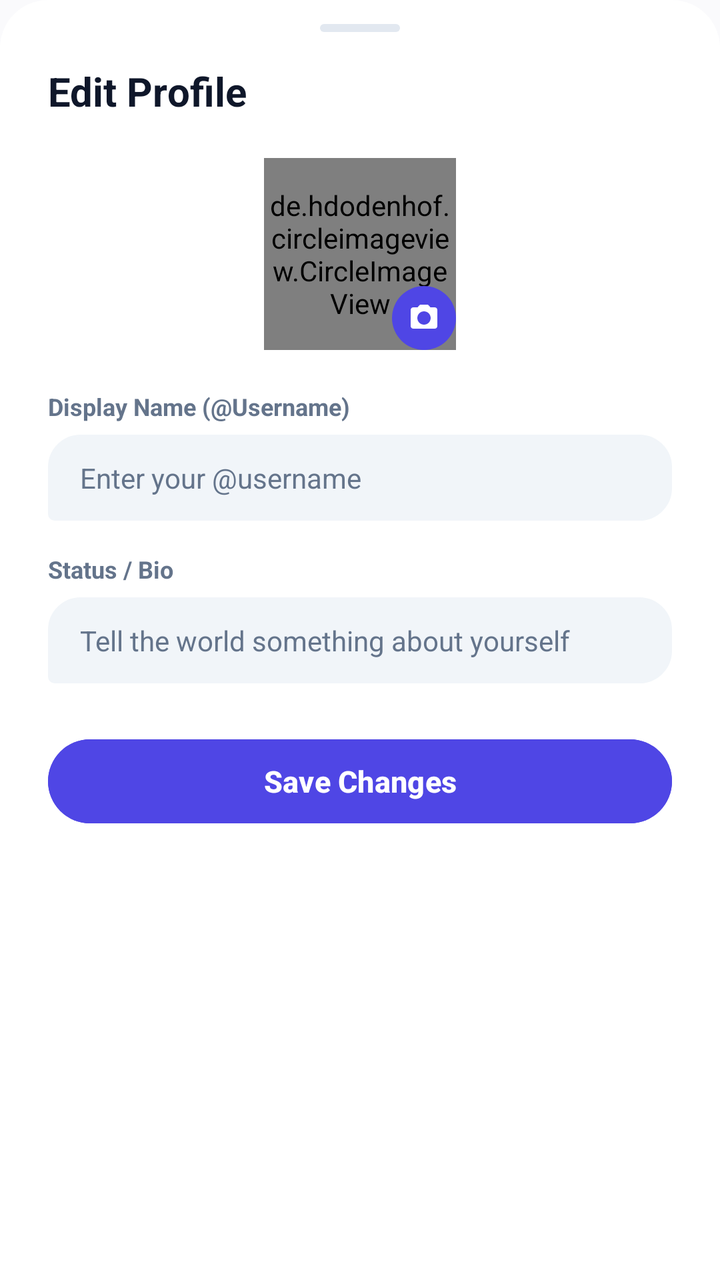
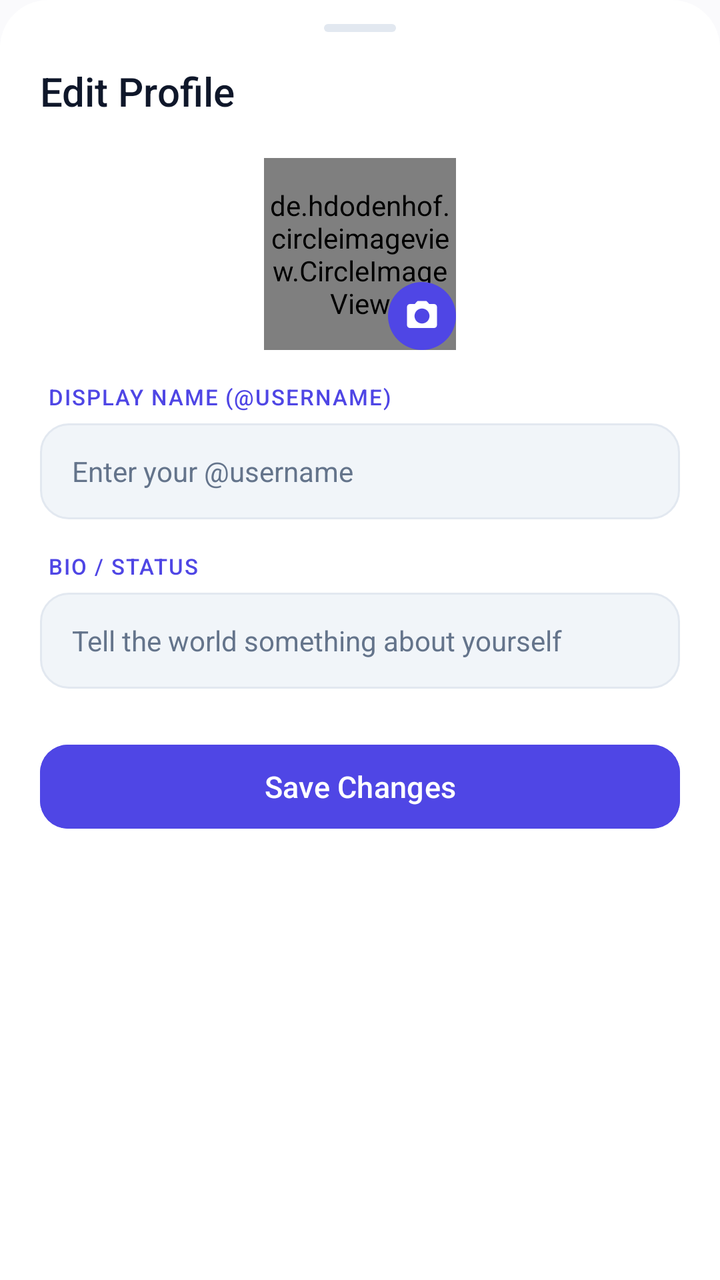

An Android layout rendered at two revisions. The XML below is the earlier revision; the diff shows what the commit changed to produce the second picture.
<!-- AndroidManifest.xml: application theme Theme.VEIL -->
<!-- res/layout/dialog_edit_profile.xml -->
<?xml version="1.0" encoding="utf-8"?>
<LinearLayout xmlns:android="http://schemas.android.com/apk/res/android"
    xmlns:app="http://schemas.android.com/apk/res-auto"
    android:layout_width="match_parent"
    android:layout_height="wrap_content"
    android:background="@drawable/bg_bottom_sheet_modern"
    android:orientation="vertical"
    android:paddingStart="24dp"
    android:paddingTop="12dp"
    android:paddingEnd="24dp"
    android:paddingBottom="24dp">

    
    <View
        android:layout_width="40dp"
        android:layout_height="4dp"
        android:layout_gravity="center_horizontal"
        android:layout_marginBottom="16dp"
        android:background="@drawable/bg_attach_item"
        android:backgroundTint="@color/colorOutline" />

    <TextView
        android:layout_width="wrap_content"
        android:layout_height="wrap_content"
        android:text="Edit Profile"
        android:textColor="@color/colorTextPrimary"
        android:textSize="20sp"
        android:textStyle="bold" />

    <FrameLayout
        android:layout_width="96dp"
        android:layout_height="96dp"
        android:layout_gravity="center_horizontal"
        android:layout_marginTop="20dp"
        android:layout_marginBottom="20dp">

        <de.hdodenhof.circleimageview.CircleImageView
            android:id="@+id/editAvatarImage"
            android:layout_width="96dp"
            android:layout_height="96dp"
            android:src="@drawable/ic_profile_placeholder"
            app:civ_border_color="@color/colorPrimary"
            app:civ_border_width="2dp" />

        <ImageView
            android:id="@+id/btnChangeAvatar"
            android:layout_width="32dp"
            android:layout_height="32dp"
            android:layout_gravity="bottom|end"
            android:background="@drawable/bg_attach_item"
            android:backgroundTint="@color/colorPrimary"
            android:padding="8dp"
            android:src="@drawable/ic_camera"
            app:tint="@android:color/white" />
    </FrameLayout>

    <TextView
        android:id="@+id/btnRemoveAvatar"
        android:layout_width="wrap_content"
        android:layout_height="wrap_content"
        android:layout_gravity="center_horizontal"
        android:layout_marginBottom="16dp"
        android:text="Remove Photo"
        android:textColor="@color/colorError"
        android:textSize="13sp"
        android:textStyle="bold"
        android:padding="4dp"
        android:background="?attr/selectableItemBackground"
        android:visibility="gone" />

    <TextView
        android:layout_width="wrap_content"
        android:layout_height="wrap_content"
        android:text="Display Name (@Username)"
        android:textColor="@color/colorTextSecondary"
        android:textSize="12sp"
        android:textStyle="bold" />

    <EditText
        android:id="@+id/editDisplayNameInput"
        android:layout_width="match_parent"
        android:layout_height="wrap_content"
        android:layout_marginTop="6dp"
        android:background="@drawable/bg_message_received"
        android:backgroundTint="@color/colorSurfaceVariant"
        android:hint="Enter your @username"
        android:inputType="textPersonName"
        android:paddingStart="16dp"
        android:paddingTop="12dp"
        android:paddingEnd="16dp"
        android:paddingBottom="12dp"
        android:textColor="@color/colorTextPrimary"
        android:textColorHint="@color/colorTextSecondary"
        android:textSize="14sp" />

    <TextView
        android:id="@+id/tvUsernameAvailability"
        android:layout_width="wrap_content"
        android:layout_height="wrap_content"
        android:layout_marginTop="4dp"
        android:textColor="@color/colorPrimary"
        android:textSize="12sp"
        android:visibility="gone" />

    <TextView
        android:layout_width="wrap_content"
        android:layout_height="wrap_content"
        android:layout_marginTop="16dp"
        android:text="Status / Bio"
        android:textColor="@color/colorTextSecondary"
        android:textSize="12sp"
        android:textStyle="bold" />

    <EditText
        android:id="@+id/editBioInput"
        android:layout_width="match_parent"
        android:layout_height="wrap_content"
        android:layout_marginTop="6dp"
        android:background="@drawable/bg_message_received"
        android:backgroundTint="@color/colorSurfaceVariant"
        android:hint="Tell the world something about yourself"
        android:inputType="textMultiLine"
        android:maxLines="3"
        android:paddingStart="16dp"
        android:paddingTop="12dp"
        android:paddingEnd="16dp"
        android:paddingBottom="12dp"
        android:textColor="@color/colorTextPrimary"
        android:textColorHint="@color/colorTextSecondary"
        android:textSize="14sp" />

    
    <Button
        android:id="@+id/btnSaveProfile"
        android:layout_width="match_parent"
        android:layout_height="50dp"
        android:layout_marginTop="24dp"
        android:backgroundTint="@color/colorPrimary"
        android:text="Save Changes"
        android:textColor="@android:color/white"
        android:textSize="15sp"
        android:textStyle="bold" />

</LinearLayout>
<!-- resources referenced by this layout -->
<resources>
  <color name="colorTextPrimary">#0F172A</color>
  <color name="colorTextSecondary">#64748B</color>
  <!-- drawable bg_attach_item (drawable) -->
  <?xml version="1.0" encoding="utf-8"?>
  <shape xmlns:android="http://schemas.android.com/apk/res/android"
      android:shape="rectangle">
      <corners android:radius="18dp" />
      <solid android:color="@color/colorSurfaceVariant" />
  </shape>
  <!-- drawable bg_bottom_sheet_modern (drawable) -->
  <?xml version="1.0" encoding="utf-8"?>
  <shape xmlns:android="http://schemas.android.com/apk/res/android">
      <solid android:color="@color/colorSurface" />
      <corners
          android:topLeftRadius="24dp"
          android:topRightRadius="24dp" />
  </shape>
  <!-- drawable bg_message_received (drawable) -->
  <?xml version="1.0" encoding="utf-8"?>
  <shape xmlns:android="http://schemas.android.com/apk/res/android">
      <solid android:color="@color/message_bubble_received" />
      <corners
          android:topLeftRadius="16dp"
          android:topRightRadius="16dp"
          android:bottomLeftRadius="3dp"
          android:bottomRightRadius="16dp" />
      <stroke
          android:width="0.8dp"
          android:color="@color/colorOutline" />
  </shape>
  <color name="message_bubble_received">#FFFFFF</color>
  <style name="Base.Theme.VEIL" parent="Theme.Material3.DayNight.NoActionBar">
          <item name="android:statusBarColor">@android:color/transparent</item>
          <item name="android:navigationBarColor">@android:color/transparent</item>
          <item name="android:windowLightStatusBar" tools:targetApi="m">true</item>
          <item name="colorPrimary">@color/colorPrimary</item>
          <item name="colorOnPrimary">@color/colorOnPrimary</item>
          <item name="colorPrimaryContainer">@color/colorPrimaryContainer</item>
          <item name="colorOnPrimaryContainer">@color/colorOnPrimaryContainer</item>
          <item name="colorSurface">@color/colorSurface</item>
          <item name="colorSurfaceVariant">@color/colorSurfaceVariant</item>
          <item name="colorOutline">@color/colorOutline</item>
          <item name="android:colorBackground">@color/colorBackground</item>
          <item name="bottomSheetDialogTheme">@style/ModernBottomSheetDialogTheme</item>
      </style>
  <!-- unchanged entries left out for length: 15 -->
</resources>

<!-- the commit's change to res/layout/dialog_edit_profile.xml (unified diff, before → after) -->
@@ -3,36 +3,35 @@
     xmlns:app="http://schemas.android.com/apk/res-auto"
     android:layout_width="match_parent"
     android:layout_height="wrap_content"
-    android:background="@drawable/bg_bottom_sheet_modern"
+    android:background="@drawable/bottom_sheet_background"
     android:orientation="vertical"
-    android:paddingStart="24dp"
+    android:paddingStart="20dp"
     android:paddingTop="12dp"
-    android:paddingEnd="24dp"
-    android:paddingBottom="24dp">
+    android:paddingEnd="20dp"
+    android:paddingBottom="28dp">
 
     
     <View
-        android:layout_width="40dp"
+        android:layout_width="36dp"
         android:layout_height="4dp"
         android:layout_gravity="center_horizontal"
         android:layout_marginBottom="16dp"
-        android:background="@drawable/bg_attach_item"
-        android:backgroundTint="@color/colorOutline" />
+        android:background="@drawable/bg_persona_drag_handle" />
 
     <TextView
         android:layout_width="wrap_content"
         android:layout_height="wrap_content"
         android:text="Edit Profile"
-        android:textColor="@color/colorTextPrimary"
+        android:textColor="@color/textPrimary"
         android:textSize="20sp"
-        android:textStyle="bold" />
+        android:fontFamily="sans-serif-medium" />
 
     <FrameLayout
         android:layout_width="96dp"
         android:layout_height="96dp"
         android:layout_gravity="center_horizontal"
         android:layout_marginTop="20dp"
-        android:layout_marginBottom="20dp">
+        android:layout_marginBottom="16dp">
 
         <de.hdodenhof.circleimageview.CircleImageView
             android:id="@+id/editAvatarImage"
@@ -44,10 +43,10 @@
 
         <ImageView
             android:id="@+id/btnChangeAvatar"
-            android:layout_width="32dp"
-            android:layout_height="32dp"
+            android:layout_width="34dp"
+            android:layout_height="34dp"
             android:layout_gravity="bottom|end"
-            android:background="@drawable/bg_attach_item"
+            android:background="@drawable/bg_persona_avatar_circle"
             android:backgroundTint="@color/colorPrimary"
             android:padding="8dp"
             android:src="@drawable/ic_camera"
@@ -63,41 +62,41 @@
         android:text="Remove Photo"
         android:textColor="@color/colorError"
         android:textSize="13sp"
-        android:textStyle="bold"
-        android:padding="4dp"
+        android:fontFamily="sans-serif-medium"
+        android:padding="6dp"
         android:background="?attr/selectableItemBackground"
         android:visibility="gone" />
 
     <TextView
         android:layout_width="wrap_content"
         android:layout_height="wrap_content"
-        android:text="Display Name (@Username)"
-        android:textColor="@color/colorTextSecondary"
-        android:textSize="12sp"
-        android:textStyle="bold" />
+        android:text="DISPLAY NAME (@USERNAME)"
+        android:textColor="@color/colorPrimary"
+        android:textSize="11sp"
+        android:fontFamily="sans-serif-medium"
+        android:letterSpacing="0.06"
+        android:layout_marginStart="4dp"
+        android:layout_marginBottom="6dp" />
 
     <EditText
         android:id="@+id/editDisplayNameInput"
         android:layout_width="match_parent"
-        android:layout_height="wrap_content"
-        android:layout_marginTop="6dp"
-        android:background="@drawable/bg_message_received"
-        android:backgroundTint="@color/colorSurfaceVariant"
+        android:layout_height="48dp"
+        android:background="@drawable/bg_search_input"
         android:hint="Enter your @username"
         android:inputType="textPersonName"
         android:paddingStart="16dp"
-        android:paddingTop="12dp"
         android:paddingEnd="16dp"
-        android:paddingBottom="12dp"
-        android:textColor="@color/colorTextPrimary"
-        android:textColorHint="@color/colorTextSecondary"
+        android:textColor="@color/textPrimary"
+        android:textColorHint="@color/textSecondary"
         android:textSize="14sp" />
 
     <TextView
         android:id="@+id/tvUsernameAvailability"
         android:layout_width="wrap_content"
         android:layout_height="wrap_content"
-        android:layout_marginTop="4dp"
+        android:layout_marginTop="6dp"
+        android:layout_marginStart="4dp"
         android:textColor="@color/colorPrimary"
         android:textSize="12sp"
         android:visibility="gone" />
@@ -106,18 +105,20 @@
         android:layout_width="wrap_content"
         android:layout_height="wrap_content"
         android:layout_marginTop="16dp"
-        android:text="Status / Bio"
-        android:textColor="@color/colorTextSecondary"
-        android:textSize="12sp"
-        android:textStyle="bold" />
+        android:text="BIO / STATUS"
+        android:textColor="@color/colorPrimary"
+        android:textSize="11sp"
+        android:fontFamily="sans-serif-medium"
+        android:letterSpacing="0.06"
+        android:layout_marginStart="4dp"
+        android:layout_marginBottom="6dp" />
 
     <EditText
         android:id="@+id/editBioInput"
         android:layout_width="match_parent"
         android:layout_height="wrap_content"
-        android:layout_marginTop="6dp"
-        android:background="@drawable/bg_message_received"
-        android:backgroundTint="@color/colorSurfaceVariant"
+        android:minHeight="48dp"
+        android:background="@drawable/bg_search_input"
         android:hint="Tell the world something about yourself"
         android:inputType="textMultiLine"
         android:maxLines="3"
@@ -125,13 +126,14 @@
         android:paddingTop="12dp"
         android:paddingEnd="16dp"
         android:paddingBottom="12dp"
-        android:textColor="@color/colorTextPrimary"
-        android:textColorHint="@color/colorTextSecondary"
+        android:textColor="@color/textPrimary"
+        android:textColorHint="@color/textSecondary"
         android:textSize="14sp" />
 
     
-    <Button
+    <com.google.android.material.button.MaterialButton
         android:id="@+id/btnSaveProfile"
+        style="@style/Widget.Material3.Button"
         android:layout_width="match_parent"
         android:layout_height="50dp"
         android:layout_marginTop="24dp"
@@ -139,6 +141,8 @@
         android:text="Save Changes"
         android:textColor="@android:color/white"
         android:textSize="15sp"
-        android:textStyle="bold" />
+        android:fontFamily="sans-serif-medium"
+        android:textAllCaps="false"
+        app:cornerRadius="14dp" />
 
 </LinearLayout>
<!-- resource entries referenced after the edit -->
@@ -1,15 +1,31 @@
 <!-- resources referenced by this layout -->
 <resources>
-  <color name="colorTextPrimary">#0F172A</color>
-  <color name="colorTextSecondary">#64748B</color>
-  <!-- drawable bg_attach_item (drawable) -->
+  <color name="textPrimary">#0F172A</color>
+  <color name="textSecondary">#64748B</color>
+  <!-- drawable bg_persona_avatar_circle (drawable) -->
+  <?xml version="1.0" encoding="utf-8"?>
+  <shape xmlns:android="http://schemas.android.com/apk/res/android"
+      android:shape="oval">
+      <solid android:color="@color/colorSecondaryContainer" />
+  </shape>
+  <!-- drawable bg_persona_drag_handle (drawable) -->
   <?xml version="1.0" encoding="utf-8"?>
   <shape xmlns:android="http://schemas.android.com/apk/res/android"
       android:shape="rectangle">
-      <corners android:radius="18dp" />
+      <solid android:color="@color/colorOutline" />
+      <corners android:radius="2dp" />
+  </shape>
+  <!-- drawable bg_search_input (drawable) -->
+  <?xml version="1.0" encoding="utf-8"?>
+  <shape xmlns:android="http://schemas.android.com/apk/res/android"
+      android:shape="rectangle">
+      <corners android:radius="14dp" />
       <solid android:color="@color/colorSurfaceVariant" />
+      <stroke
+          android:width="1dp"
+          android:color="@color/colorOutline" />
   </shape>
-  <!-- drawable bg_bottom_sheet_modern (drawable) -->
+  <!-- drawable bottom_sheet_background (drawable) -->
   <?xml version="1.0" encoding="utf-8"?>
   <shape xmlns:android="http://schemas.android.com/apk/res/android">
       <solid android:color="@color/colorSurface" />
@@ -17,20 +33,7 @@
           android:topLeftRadius="24dp"
           android:topRightRadius="24dp" />
   </shape>
-  <!-- drawable bg_message_received (drawable) -->
-  <?xml version="1.0" encoding="utf-8"?>
-  <shape xmlns:android="http://schemas.android.com/apk/res/android">
-      <solid android:color="@color/message_bubble_received" />
-      <corners
-          android:topLeftRadius="16dp"
-          android:topRightRadius="16dp"
-          android:bottomLeftRadius="3dp"
-          android:bottomRightRadius="16dp" />
-      <stroke
-          android:width="0.8dp"
-          android:color="@color/colorOutline" />
-  </shape>
-  <color name="message_bubble_received">#FFFFFF</color>
+  <color name="colorSecondaryContainer">#EEF2FF</color>
   <style name="Base.Theme.VEIL" parent="Theme.Material3.DayNight.NoActionBar">
           <item name="android:statusBarColor">@android:color/transparent</item>
           <item name="android:navigationBarColor">@android:color/transparent</item>
@@ -39,12 +42,45 @@
           <item name="colorOnPrimary">@color/colorOnPrimary</item>
           <item name="colorPrimaryContainer">@color/colorPrimaryContainer</item>
           <item name="colorOnPrimaryContainer">@color/colorOnPrimaryContainer</item>
+          <item name="colorSecondary">@color/colorSecondary</item>
+          <item name="colorOnSecondary">@color/colorOnSecondary</item>
+          <item name="colorSecondaryContainer">@color/colorSecondaryContainer</item>
+          <item name="colorOnSecondaryContainer">@color/colorOnSecondaryContainer</item>
+          <item name="colorTertiary">@color/colorTertiary</item>
+          <item name="colorOnTertiary">@color/colorOnTertiary</item>
+          <item name="colorTertiaryContainer">@color/colorTertiaryContainer</item>
+          <item name="colorOnTertiaryContainer">@color/colorOnTertiaryContainer</item>
           <item name="colorSurface">@color/colorSurface</item>
+          <item name="colorOnSurface">@color/colorOnSurface</item>
           <item name="colorSurfaceVariant">@color/colorSurfaceVariant</item>
+          <item name="colorOnSurfaceVariant">@color/colorOnSurfaceVariant</item>
+          <item name="colorSurfaceDim">@color/colorSurfaceDim</item>
+          <item name="colorSurfaceBright">@color/colorSurfaceBright</item>
+          <item name="colorSurfaceContainerLowest">@color/colorSurfaceContainerLowest</item>
+          <item name="colorSurfaceContainerLow">@color/colorSurfaceContainerLow</item>
+          <item name="colorSurfaceContainer">@color/colorSurfaceContainer</item>
+          <item name="colorSurfaceContainerHigh">@color/colorSurfaceContainerHigh</item>
+          <item name="colorSurfaceContainerHighest">@color/colorSurfaceContainerHighest</item>
           <item name="colorOutline">@color/colorOutline</item>
           <item name="android:colorBackground">@color/colorBackground</item>
           <item name="bottomSheetDialogTheme">@style/ModernBottomSheetDialogTheme</item>
       </style>
+  <color name="colorSecondary">#0D9488</color>
+  <color name="colorOnSecondary">#FFFFFF</color>
+  <color name="colorOnSecondaryContainer">#3730A3</color>
+  <color name="colorTertiary">#06B6D4</color>
+  <color name="colorOnTertiary">#FFFFFF</color>
+  <color name="colorTertiaryContainer">#ECFEFF</color>
+  <color name="colorOnTertiaryContainer">#155E75</color>
+  <color name="colorOnSurface">#0F172A</color>
+  <color name="colorOnSurfaceVariant">#475569</color>
+  <color name="colorSurfaceDim">#E2E8F0</color>
+  <color name="colorSurfaceBright">#FFFFFF</color>
+  <color name="colorSurfaceContainerLowest">#FFFFFF</color>
+  <color name="colorSurfaceContainerLow">#F8FAFC</color>
+  <color name="colorSurfaceContainer">#F1F5F9</color>
+  <color name="colorSurfaceContainerHigh">#E2E8F0</color>
+  <color name="colorSurfaceContainerHighest">#CBD5E1</color>
   <!-- unchanged entries left out for length: 15 -->
 </resources>
 
